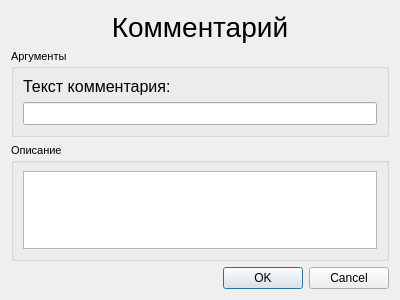
Above: KAMEditor/gui/commands/commentdialog.ui from Xtail96/SML before the change. Below: the same form after it.
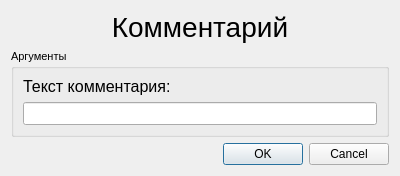
That is the form after the change.

Patch:
```diff
--- a/KAMEditor/gui/commands/commentdialog.ui
+++ b/KAMEditor/gui/commands/commentdialog.ui
@@ -7,7 +7,7 @@
     <x>0</x>
     <y>0</y>
     <width>400</width>
-    <height>300</height>
+    <height>167</height>
    </rect>
   </property>
   <property name="windowTitle">
@@ -64,27 +64,6 @@
      </layout>
     </widget>
    </item>
-   <item>
-    <widget class="QGroupBox" name="comment_description_groupBox">
-     <property name="font">
-      <font>
-       <pointsize>8</pointsize>
-      </font>
-     </property>
-     <property name="title">
-      <string>Описание</string>
-     </property>
-     <layout class="QVBoxLayout" name="verticalLayout_2">
-      <item>
-       <widget class="QTextEdit" name="comment_description_textEdit">
-        <property name="readOnly">
-         <bool>true</bool>
-        </property>
-       </widget>
-      </item>
-     </layout>
-    </widget>
-   </item>
    <item>
     <widget class="QDialogButtonBox" name="buttonBox">
      <property name="orientation">
```
